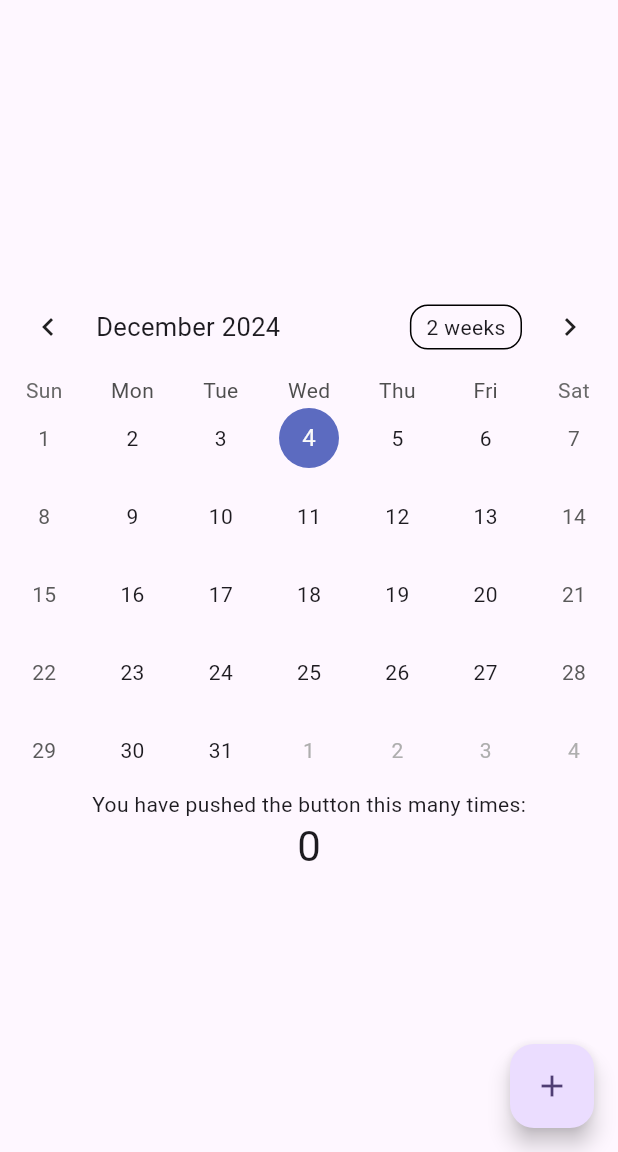
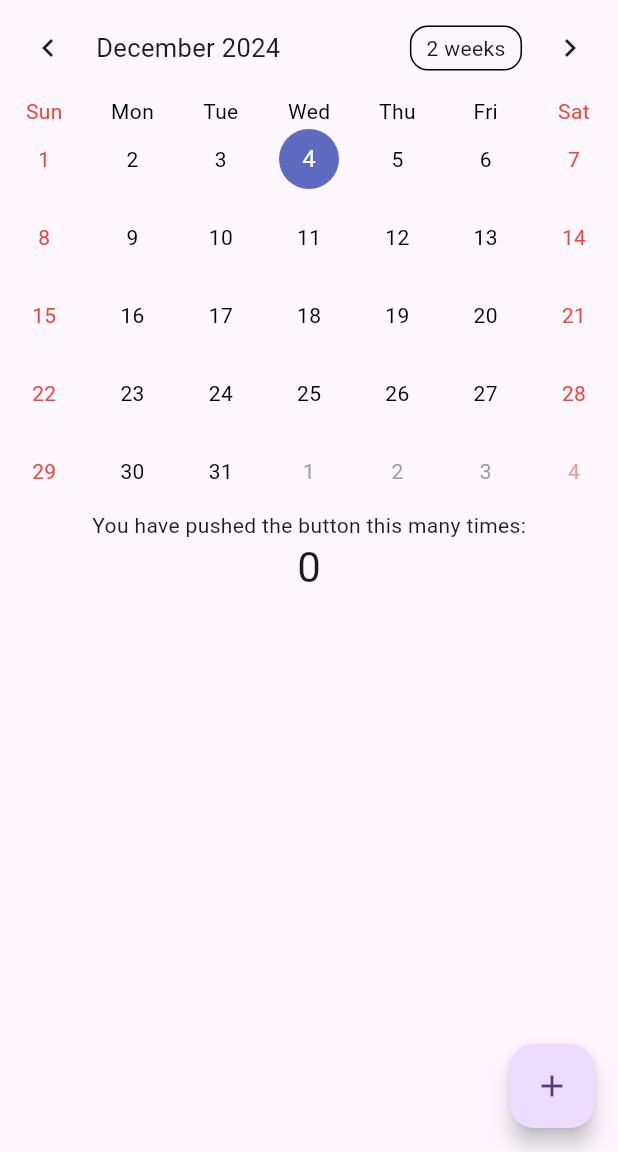
Before and after one commit to RaresDima/debt_manager_lite, a Flutter app: the screen it shows after launch, on a phone screen of 412 x 824 dp, the part 84-1236 px from its top. Run offline on Flutter 3.47's test engine with Material 3 defaults, Android fonts, the phone set to English and light mode, and no system bars; drawn by our look-alikes of table_calendar; our stand-ins replace sqflite; accounts and stored records are empty.

Commit message:
weekend colors

```diff
--- a/lib/view/calendar_page.dart
+++ b/lib/view/calendar_page.dart
@@ -1,4 +1,5 @@
 import 'package:flutter/material.dart';
+import 'package:intl/intl.dart';
 import 'package:table_calendar/table_calendar.dart';
 
 class CalendarPage extends StatefulWidget {
@@ -15,6 +16,7 @@ class _CalendarPageState extends State<CalendarPage> {
 
   DateTime _selectedDay = DateTime.now();
   DateTime _focusedDay = DateTime.now();
+  CalendarFormat _calendarFormat = CalendarFormat.month;
 
 
   void _incrementCounter() {
@@ -32,7 +34,7 @@ class _CalendarPageState extends State<CalendarPage> {
       ),
       body: Center(
         child: Column(
-          mainAxisAlignment: MainAxisAlignment.center,
+          mainAxisAlignment: MainAxisAlignment.start,
           children: [
             TableCalendar(
               firstDay: DateTime.utc(1950, 10, 1),  // Month must be 10 or the calendar gets fucked up...
@@ -42,11 +44,63 @@ class _CalendarPageState extends State<CalendarPage> {
                 return isSameDay(_selectedDay, day);
               },
               onDaySelected: (selectedDay, focusedDay) {  // On day tapped
+                print(focusedDay);
                 setState(() {
                   _selectedDay = selectedDay;  // focusedDay will go to 30/31 of cur mth if day of next mth tapped
-                  _focusedDay = _focusedDay;   // this is so it doesnt scroll to next mth
+                  _focusedDay = focusedDay;    // this is so it doesnt scroll to next mth
                 });
               },
+              calendarFormat: _calendarFormat,  // Show 1 month of days, 2 weeks or 1 week
+              onFormatChanged: (format) {       // On tap format changes to next value
+                setState(() {
+                  _calendarFormat = format;
+                });
+              },
+              onPageChanged: (focusedDay) {
+                _focusedDay = focusedDay;
+              },
+              calendarBuilders: CalendarBuilders(
+                dowBuilder: (context, day) {  // Day of week label
+                  final String text = DateFormat.E().format(day);
+                  TextStyle textStyle = TextStyle(color: Colors.black);
+                  if (day.weekday == DateTime.saturday || day.weekday == DateTime.sunday) {
+                    textStyle = TextStyle(color: Colors.red);
+                  }
+                  return Center(
+                    child: Text(
+                      text,
+                      style: textStyle,
+                    ),
+                  );
+                },
+                defaultBuilder: (context, day, focusedDay) {  // Regular non-special days in the current month
+                  final String text = day.day.toString();
+                  TextStyle textStyle = TextStyle(color: Colors.black);
+                  if (day.weekday == DateTime.saturday || day.weekday == DateTime.sunday) {
+                    textStyle = TextStyle(color: Colors.red);
+                  }
+                  return Center(
+                    child: Text(
+                      text,
+                      style: textStyle,
+                    ),
+                  );
+                },
+                outsideBuilder: (context, day, focusedDay) {  // Regular non-special days in the current month
+                  final String text = day.day.toString();
+                  TextStyle textStyle = TextStyle(color: Colors.grey);
+                  if (day.weekday == DateTime.saturday || day.weekday == DateTime.sunday) {
+                    textStyle = TextStyle(color: Colors.red.shade200);
+                  }
+                  return Center(
+                    child: Text(
+                      text,
+                      style: textStyle,
+                    ),
+                  );
+                },
+                // headerTitleBuilder: (context, day) { return Text('a'); }  // Month + Year header
+              ),
             ),
             Text('You have pushed the button this many times:'),
             Text(
--- a/pubspec.yaml
+++ b/pubspec.yaml
@@ -36,6 +36,7 @@ dependencies:
   cupertino_icons: ^1.0.8
   sqflite: ^2.4.1
   path: ^1.9.0
+  intl: ^0.19.0
   table_calendar: ^3.1.2
 
 dev_dependencies:
```
Also changed, not shown: pubspec.lock.
